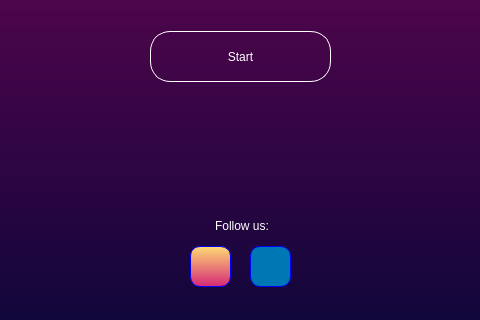
Before: the Qt Designer form New_Assets/untitled.ui in CodeALPHA007/Shunya, drawn with Qt 5; both pictures show x 270 to 750 and y 199 to 519 of the 1034 by 519 pixel window.
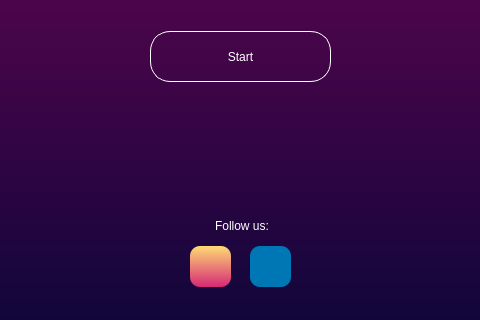
After: the same form once the commit is applied.

The edit to the form file:
```diff
--- a/New_Assets/untitled.ui
+++ b/New_Assets/untitled.ui
@@ -226,7 +226,6 @@
     <property name="styleSheet">
      <string notr="true">color: white;
 font: italic 10pt &quot;Segoe UI Semilight&quot;;
-border: 0.5px solid blue;
 border-radius:10px;
  background-color: QLinearGradient( x0: 1, y0: 0, x2: 0, y2: 1, stop: 0 rgb(254,218,117), stop: 1 rgb(214,41,118) )</string>
     </property>
@@ -252,7 +251,6 @@
     <property name="styleSheet">
      <string notr="true">color: white;
 font: italic 10pt &quot;Segoe UI Semilight&quot;;
-border: 0.5px solid blue;
 border-radius:10px;
 background-color: rgb(0, 119, 181);</string>
     </property>
```
Left out of the diff: 2 changed lines with no effect on the pictures.
